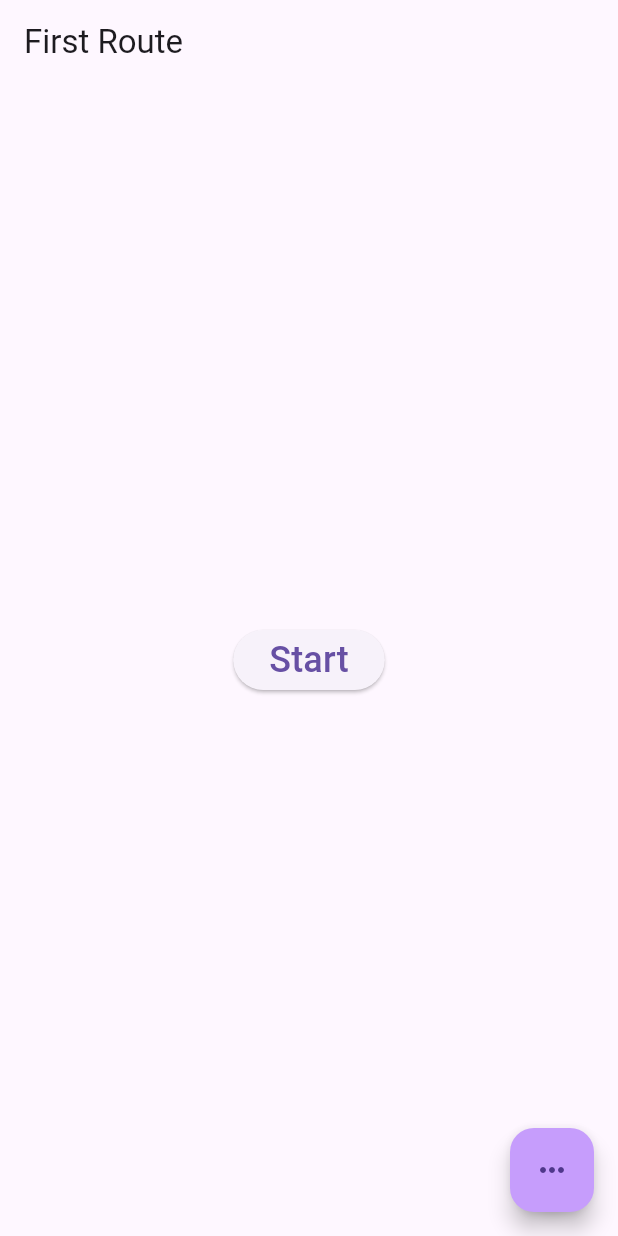
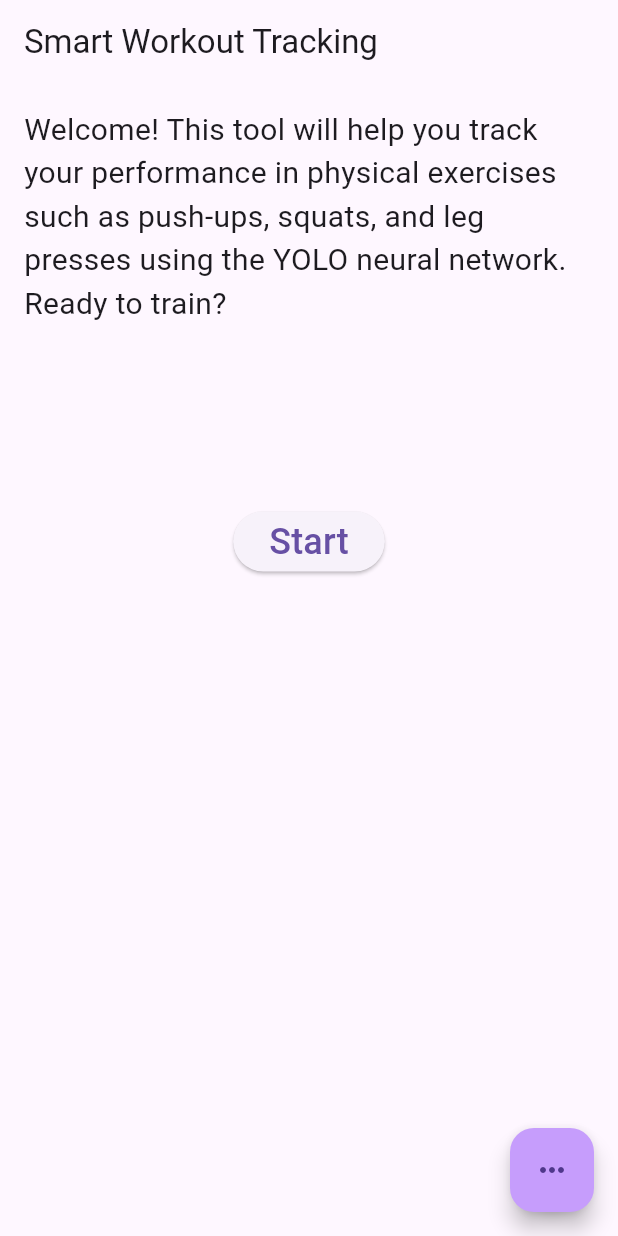
Before and after one commit to vabelash/CourseWork_2025, a Flutter app: the screen it shows after launch, on a phone screen of 412 x 824 dp. Run offline on Flutter 3.47's test engine with Material 3 defaults, Android fonts, the phone set to English and light mode, and no system bars.

Commit message:
Добавлен welcome текст

```diff
--- a/lib/main.dart
+++ b/lib/main.dart
@@ -60,7 +60,7 @@
 
   static final Map<String, Map<String, String>> _localizedValues = {
     'en': {
-      'title': 'First Route',
+      'title': 'Smart Workout Tracking',
       'start': 'Start',
       'help': 'Help',
       'changeLanguage': 'Change the language',
@@ -72,9 +72,10 @@
       'squats': 'Squats',
       'pushups': 'Pushups',
       'legpress': 'Legpress',
+      'welcomeText': 'Welcome! This tool will help you track your performance in physical exercises such as push-ups, squats, and leg presses using the YOLO neural network. Ready to train?',
     },
     'ru': {
-      'title': 'Первый маршрут',
+      'title': 'Умное отслеживание тренировок',
       'start': 'Начать',
       'help': 'Помощь',
       'changeLanguage': 'Изменить язык',
@@ -86,9 +87,10 @@
       'squats': 'Приседания',
       'pushups': 'Отжимания',
       'legpress': 'Жим ногами',
+      'welcomeText': 'Добро пожаловать! Этот инструмент поможет отслеживать ваше выполнение таких физических упражнений, как отжимания, приседания и жим ногами с помощью нейросети YOLO. Готовы к тренировке?',
     },
     'zh': {
-      'title': '第一路由',
+      'title': '智能锻炼跟踪',
       'start': '开始',
       'help': '帮助',
       'changeLanguage': '更改语言',
@@ -100,6 +102,7 @@
       'squats': '深蹲',
       'pushups': '俯卧撑',
       'legpress': '腿举',
+      'welcomeText': '欢迎！这个工具将帮助您使用YOLO神经网络跟踪俯卧撑、深蹲和腿举等体育锻炼的表现。准备好训练了吗？',
     },
   };
 
@@ -115,6 +118,7 @@
   String? get squats => _localizedValues[locale.languageCode]?['squats'];
   String? get pushups => _localizedValues[locale.languageCode]?['pushups'];
   String? get legpress => _localizedValues[locale.languageCode]?['legpress'];
+  String? get welcomeText => _localizedValues[locale.languageCode]?['welcomeText'];
 }
 
 class AppLocalizationsDelegate extends LocalizationsDelegate<AppLocalizations> {
@@ -200,7 +204,17 @@
   Widget build(BuildContext context) {
     return Scaffold(
       appBar: AppBar(title: Text(AppLocalizations.of(context)!.title!)),
-      body: Center(
+      body: Padding(
+        padding: const EdgeInsets.all(16.0),
+        child: Column(
+          crossAxisAlignment: CrossAxisAlignment.start, // Выравнивание по левому краю
+          children: [
+            Text(
+              AppLocalizations.of(context)!.welcomeText!,
+              style: const TextStyle(fontSize: 20),
+            ),
+            const SizedBox(height: 120), // Отступ между текстом и кнопкой
+            Center(
               child: ElevatedButton(
                 child: Text(AppLocalizations.of(context)!.start!, style: const TextStyle(fontSize: 24)),
                 onPressed: () {
@@ -209,6 +223,9 @@
                     MaterialPageRoute(builder: (context) => const SecondRoute()),
                   );
                 },
+              ),
+            ),
+          ],
         ),
       ),
       floatingActionButton: ExpandableFab(
```
Lines whose indentation alone changed are shown as unchanged.
